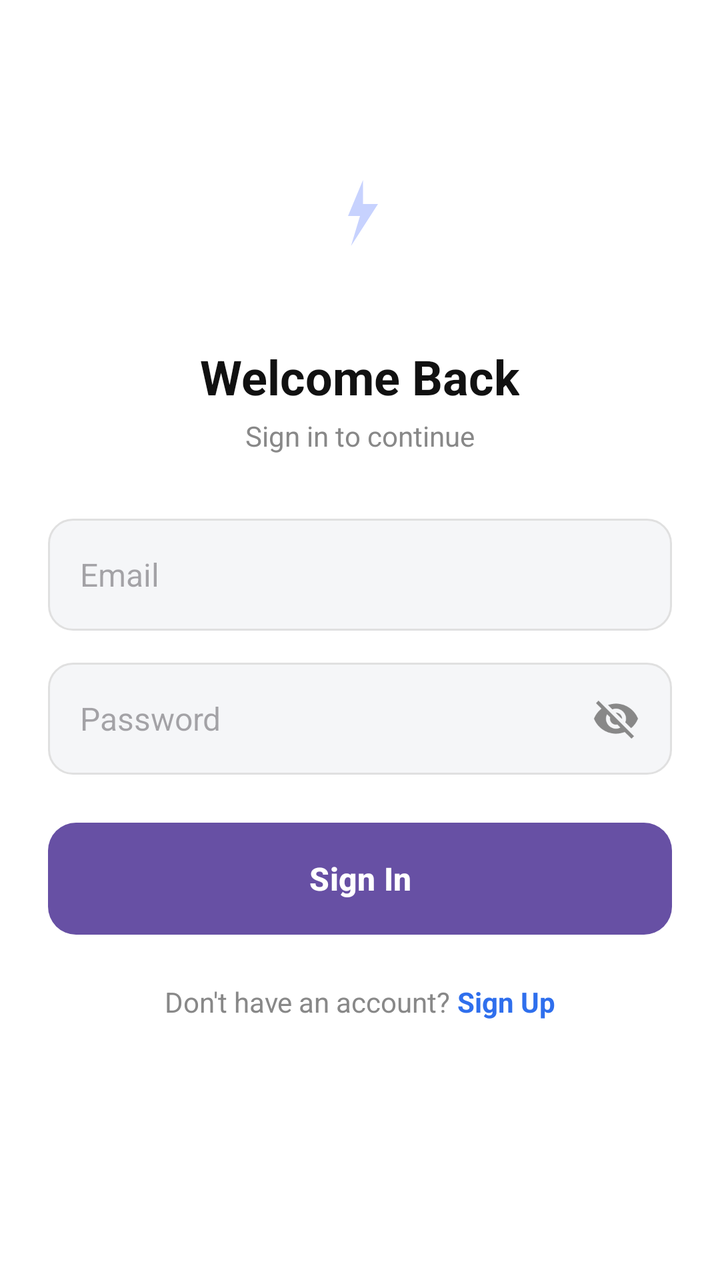
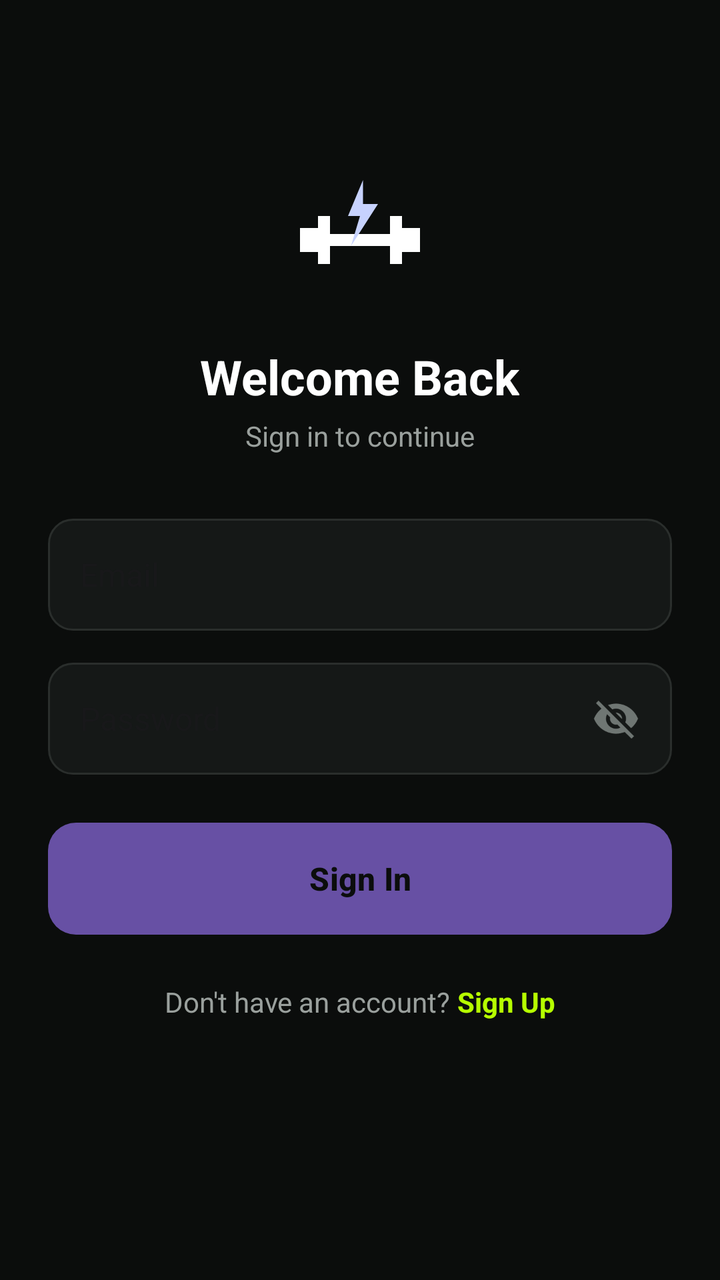

Two renders of the same Android screen: before a commit and after it. Below are the layout's source before the change and the commit's diff.
<!-- AndroidManifest.xml: application theme Theme.SaveX -->
<!-- res/layout/activity_sign_in.xml -->
<?xml version="1.0" encoding="utf-8"?>
<LinearLayout xmlns:android="http://schemas.android.com/apk/res/android"
    android:layout_width="match_parent"
    android:layout_height="match_parent"
    android:orientation="vertical"
    android:background="#FFFFFF"
    android:padding="24dp">

    <ImageView
        android:layout_width="72dp"
        android:layout_height="72dp"
        android:layout_gravity="center_horizontal"
        android:layout_marginTop="60dp"
        android:src="@drawable/ic_gymtelligence_logo" />

    <TextView
        android:layout_width="wrap_content"
        android:layout_height="wrap_content"
        android:layout_gravity="center_horizontal"
        android:layout_marginTop="16dp"
        android:text="Welcome Back"
        android:textColor="#111111"
        android:textSize="24sp"
        android:textStyle="bold" />

    <TextView
        android:layout_width="wrap_content"
        android:layout_height="wrap_content"
        android:layout_gravity="center_horizontal"
        android:layout_marginTop="4dp"
        android:layout_marginBottom="32dp"
        android:text="Sign in to continue"
        android:textColor="#888888"
        android:textSize="14sp" />

    <EditText
        android:id="@+id/etSignInEmail"
        android:layout_width="match_parent"
        android:layout_height="56dp"
        android:background="@drawable/bg_edittext"
        android:hint="Email"
        android:inputType="textEmailAddress"
        android:paddingStart="16dp"
        android:paddingEnd="16dp"
        android:textSize="16sp" />

    <RelativeLayout
        android:layout_width="match_parent"
        android:layout_height="56dp"
        android:layout_marginTop="16dp">

        <EditText
            android:id="@+id/etSignInPassword"
            android:layout_width="match_parent"
            android:layout_height="match_parent"
            android:background="@drawable/bg_edittext"
            android:hint="Password"
            android:inputType="textPassword"
            android:paddingStart="16dp"
            android:paddingEnd="48dp"
            android:textSize="16sp" />

        <ImageView
            android:id="@+id/ivToggleSignInPassword"
            android:layout_width="24dp"
            android:layout_height="24dp"
            android:layout_alignParentEnd="true"
            android:layout_centerVertical="true"
            android:layout_marginEnd="16dp"
            android:src="@drawable/ic_eye_hide"
            android:contentDescription="Toggle password visibility" />
    </RelativeLayout>

    <TextView
        android:id="@+id/tvSignInError"
        android:layout_width="match_parent"
        android:layout_height="wrap_content"
        android:layout_marginTop="8dp"
        android:text=""
        android:textColor="#E53935"
        android:textSize="13sp"
        android:visibility="gone" />

    <Button
        android:id="@+id/btnSignIn"
        android:layout_width="match_parent"
        android:layout_height="56dp"
        android:layout_marginTop="24dp"
        android:background="@drawable/bg_button_primary"
        android:text="Sign In"
        android:textAllCaps="false"
        android:textColor="#FFFFFF"
        android:textSize="16sp"
        android:textStyle="bold"
        android:elevation="0dp" />

    <ProgressBar
        android:id="@+id/progressBarSignIn"
        android:layout_width="24dp"
        android:layout_height="24dp"
        android:layout_gravity="center_horizontal"
        android:layout_marginTop="16dp"
        android:visibility="gone" />

    <LinearLayout
        android:layout_width="wrap_content"
        android:layout_height="wrap_content"
        android:layout_gravity="center_horizontal"
        android:layout_marginTop="24dp"
        android:orientation="horizontal">

        <TextView
            android:layout_width="wrap_content"
            android:layout_height="wrap_content"
            android:text="Don't have an account? "
            android:textColor="#888888"
            android:textSize="14sp" />

        <TextView
            android:id="@+id/tvGoToSignUp"
            android:layout_width="wrap_content"
            android:layout_height="wrap_content"
            android:text="Sign Up"
            android:textColor="#2F6FED"
            android:textSize="14sp"
            android:textStyle="bold" />
    </LinearLayout>

</LinearLayout>
<!-- resources referenced by this layout -->
<resources>
  <!-- drawable bg_button_primary (drawable) -->
  <?xml version="1.0" encoding="utf-8"?>
  <shape xmlns:android="http://schemas.android.com/apk/res/android"
      android:shape="rectangle">
      <solid android:color="#2F6FED" />
      <corners android:radius="14dp" />
  </shape>
  <!-- drawable bg_edittext (drawable) -->
  <?xml version="1.0" encoding="utf-8"?>
  <shape xmlns:android="http://schemas.android.com/apk/res/android"
      android:shape="rectangle">
      <solid android:color="#F5F6F8" />
      <corners android:radius="12dp" />
      <stroke
          android:width="1dp"
          android:color="#E0E0E0" />
  </shape>
  <!-- drawable ic_eye_hide (drawable) -->
  <vector xmlns:android="http://schemas.android.com/apk/res/android"
      android:width="24dp"
      android:height="24dp"
      android:viewportWidth="24"
      android:viewportHeight="24"
      android:tint="#888888">
      <path
          android:fillColor="@android:color/white"
          android:pathData="M12,7c2.76,0 5,2.24 5,5c0,0.65 -0.13,1.26 -0.36,1.83l2.92,2.92c1.51,-1.26 2.7,-2.89 3.43,-4.75c-1.73,-4.39 -6,-7.5 -11,-7.5c-1.4,0 -2.74,0.25 -3.98,0.7l2.16,2.16C10.74,7.13 11.35,7 12,7zM2,4.27l2.28,2.28l0.46,0.46C3.08,8.3 1.78,10.02 1,12c1.73,4.39 6,7.5 11,7.5c1.55,0 3.03,-0.3 4.38,-0.84l0.42,0.42L19.73,22L21,20.73L3.27,3L2,4.27zM7.53,9.8l1.55,1.55c-0.05,0.21 -0.08,0.43 -0.08,0.65c0,1.66 1.34,3 3,3c0.22,0 0.44,-0.03 0.65,-0.08l1.55,1.55c-0.67,0.33 -1.41,0.53 -2.2,0.53c-2.76,0 -5,-2.24 -5,-5C7,11.21 7.2,10.47 7.53,9.8zM11.84,9.02l3.15,3.15l0.02,-0.16c0,-1.66 -1.34,-3 -3,-3L11.84,9.02z" />
  </vector>
  <!-- drawable ic_gymtelligence_logo (drawable) -->
  <vector xmlns:android="http://schemas.android.com/apk/res/android"
      android:width="48dp"
      android:height="48dp"
      android:viewportWidth="48"
      android:viewportHeight="48">
      <path
          android:fillColor="#FFFFFF"
          android:pathData="M4,20h6v8h-6zM38,20h6v8h-6zM10,16h4v16h-4zM34,16h4v16h-4zM14,22h20v4h-20z" />
      <path
          android:fillColor="#C7D2FE"
          android:pathData="M25,4L20,16L24,16L21,26L30,12L25,12Z" />
  </vector>
  <style name="Theme.SaveX" parent="Base.Theme.SaveX" />
  <style name="Base.Theme.SaveX" parent="Theme.Material3.DayNight.NoActionBar">
          
          
      </style>
</resources>

<!-- the commit's change to res/layout/activity_sign_in.xml (unified diff, before → after) -->
@@ -3,7 +3,7 @@
     android:layout_width="match_parent"
     android:layout_height="match_parent"
     android:orientation="vertical"
-    android:background="#FFFFFF"
+    android:background="@color/gw_background"
     android:padding="24dp">
 
     <ImageView
@@ -19,7 +19,7 @@
         android:layout_gravity="center_horizontal"
         android:layout_marginTop="16dp"
         android:text="Welcome Back"
-        android:textColor="#111111"
+        android:textColor="@color/gw_text_primary"
         android:textSize="24sp"
         android:textStyle="bold" />
 
@@ -30,7 +30,7 @@
         android:layout_marginTop="4dp"
         android:layout_marginBottom="32dp"
         android:text="Sign in to continue"
-        android:textColor="#888888"
+        android:textColor="@color/gw_text_secondary"
         android:textSize="14sp" />
 
     <EditText
@@ -77,7 +77,7 @@
         android:layout_height="wrap_content"
         android:layout_marginTop="8dp"
         android:text=""
-        android:textColor="#E53935"
+        android:textColor="@color/gw_error"
         android:textSize="13sp"
         android:visibility="gone" />
 
@@ -89,7 +89,7 @@
         android:background="@drawable/bg_button_primary"
         android:text="Sign In"
         android:textAllCaps="false"
-        android:textColor="#FFFFFF"
+        android:textColor="@color/gw_text_on_primary"
         android:textSize="16sp"
         android:textStyle="bold"
         android:elevation="0dp" />
@@ -113,7 +113,7 @@
             android:layout_width="wrap_content"
             android:layout_height="wrap_content"
             android:text="Don't have an account? "
-            android:textColor="#888888"
+            android:textColor="@color/gw_text_secondary"
             android:textSize="14sp" />
 
         <TextView
@@ -121,7 +121,7 @@
             android:layout_width="wrap_content"
             android:layout_height="wrap_content"
             android:text="Sign Up"
-            android:textColor="#2F6FED"
+            android:textColor="@color/gw_primary"
             android:textSize="14sp"
             android:textStyle="bold" />
     </LinearLayout>
<!-- resource entries referenced after the edit -->
@@ -1,21 +1,27 @@
 <!-- resources referenced by this layout -->
 <resources>
+  <color name="gw_background">#0B0D0C</color>
+  <color name="gw_error">#FF5252</color>
+  <color name="gw_primary">#B6FF00</color>
+  <color name="gw_text_on_primary">#0B0D0C</color>
+  <color name="gw_text_primary">#FFFFFF</color>
+  <color name="gw_text_secondary">#9AA09D</color>
   <!-- drawable bg_button_primary (drawable) -->
   <?xml version="1.0" encoding="utf-8"?>
   <shape xmlns:android="http://schemas.android.com/apk/res/android"
       android:shape="rectangle">
-      <solid android:color="#2F6FED" />
+      <solid android:color="@color/gw_action_primary" />
       <corners android:radius="14dp" />
   </shape>
   <!-- drawable bg_edittext (drawable) -->
   <?xml version="1.0" encoding="utf-8"?>
   <shape xmlns:android="http://schemas.android.com/apk/res/android"
       android:shape="rectangle">
-      <solid android:color="#F5F6F8" />
+      <solid android:color="@color/gw_surface" />
       <corners android:radius="12dp" />
       <stroke
           android:width="1dp"
-          android:color="#E0E0E0" />
+          android:color="@color/gw_border" />
   </shape>
   <!-- drawable ic_eye_hide (drawable) -->
   <vector xmlns:android="http://schemas.android.com/apk/res/android"
@@ -23,7 +29,7 @@
       android:height="24dp"
       android:viewportWidth="24"
       android:viewportHeight="24"
-      android:tint="#888888">
+      android:tint="@color/gw_text_hint">
       <path
           android:fillColor="@android:color/white"
           android:pathData="M12,7c2.76,0 5,2.24 5,5c0,0.65 -0.13,1.26 -0.36,1.83l2.92,2.92c1.51,-1.26 2.7,-2.89 3.43,-4.75c-1.73,-4.39 -6,-7.5 -11,-7.5c-1.4,0 -2.74,0.25 -3.98,0.7l2.16,2.16C10.74,7.13 11.35,7 12,7zM2,4.27l2.28,2.28l0.46,0.46C3.08,8.3 1.78,10.02 1,12c1.73,4.39 6,7.5 11,7.5c1.55,0 3.03,-0.3 4.38,-0.84l0.42,0.42L19.73,22L21,20.73L3.27,3L2,4.27zM7.53,9.8l1.55,1.55c-0.05,0.21 -0.08,0.43 -0.08,0.65c0,1.66 1.34,3 3,3c0.22,0 0.44,-0.03 0.65,-0.08l1.55,1.55c-0.67,0.33 -1.41,0.53 -2.2,0.53c-2.76,0 -5,-2.24 -5,-5C7,11.21 7.2,10.47 7.53,9.8zM11.84,9.02l3.15,3.15l0.02,-0.16c0,-1.66 -1.34,-3 -3,-3L11.84,9.02z" />
@@ -35,16 +41,22 @@
       android:viewportWidth="48"
       android:viewportHeight="48">
       <path
-          android:fillColor="#FFFFFF"
+          android:fillColor="@color/gw_text_primary"
           android:pathData="M4,20h6v8h-6zM38,20h6v8h-6zM10,16h4v16h-4zM34,16h4v16h-4zM14,22h20v4h-20z" />
       <path
           android:fillColor="#C7D2FE"
           android:pathData="M25,4L20,16L24,16L21,26L30,12L25,12Z" />
   </vector>
   <style name="Theme.SaveX" parent="Base.Theme.SaveX" />
+  <color name="gw_action_primary">#F2F3F1</color>
+  <color name="gw_surface">#151817</color>
+  <color name="gw_border">#2A2E2C</color>
+  <color name="gw_text_hint">#6F7673</color>
   <style name="Base.Theme.SaveX" parent="Theme.Material3.DayNight.NoActionBar">
           
-          
+          <item name="android:windowBackground">@color/gw_background</item>
+          <item name="android:statusBarColor">@color/gw_background</item>
+          <item name="android:navigationBarColor">@color/gw_background</item>
       </style>
 </resources>
 
